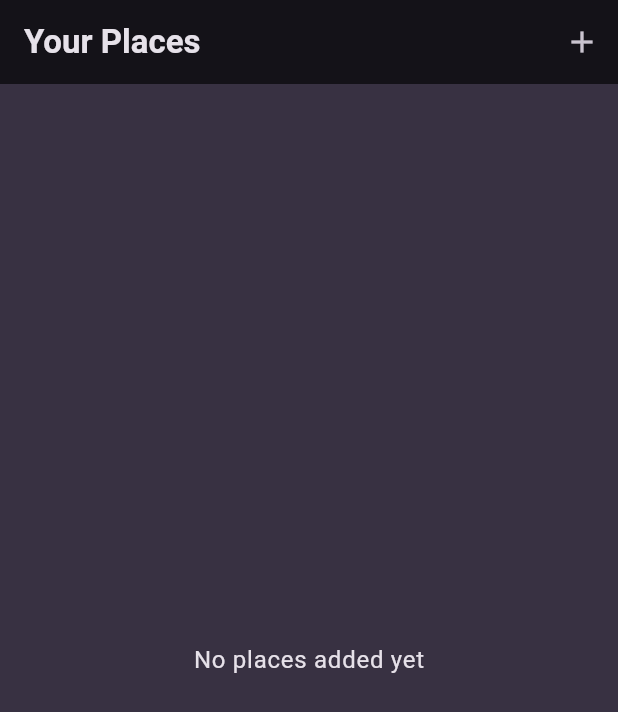
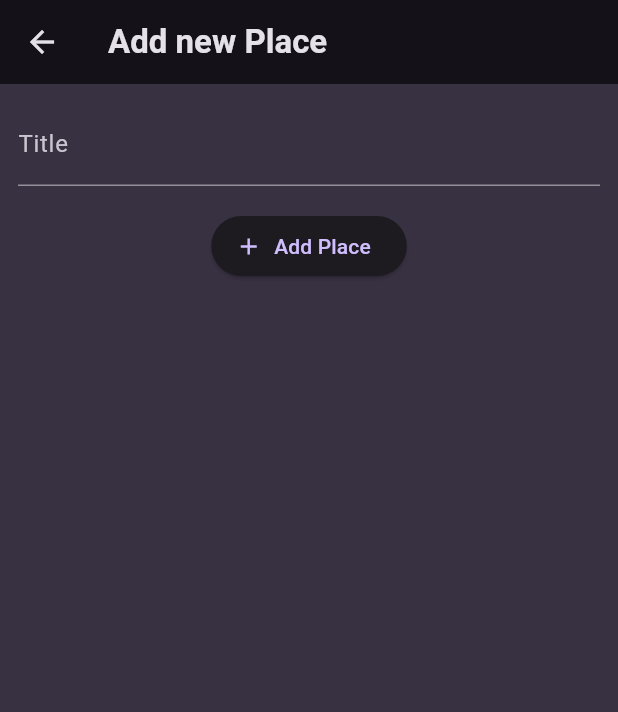
Before and after one commit to MinhNhatQA15101910/flutter_favorite_places, a Flutter app: the screen it shows after launch, after a tap on the "add" icon, on a phone screen of 412 x 824 dp. Shown: the top 712 px of the screen. Run offline on Flutter 3.47's test engine with Material 3 defaults, Android fonts, the phone set to English and light mode, and no system bars; our stand-ins replace google_fonts.

Commit message:
Adding an Add Place screen.

```diff
--- /dev/null
+++ b/lib/screens/add_place_screen.dart
@@ -0,0 +1,49 @@
+import 'package:flutter/material.dart';
+
+class AddPlaceScreen extends StatefulWidget {
+  const AddPlaceScreen({super.key});
+
+  @override
+  State<AddPlaceScreen> createState() {
+    return _AddPlaceScreenState();
+  }
+}
+
+class _AddPlaceScreenState extends State<AddPlaceScreen> {
+  final _titleController = TextEditingController();
+
+  @override
+  Widget build(BuildContext context) {
+    return Scaffold(
+      appBar: AppBar(
+        title: const Text('Add new Place'),
+      ),
+      body: SingleChildScrollView(
+        padding: const EdgeInsets.all(12),
+        child: Column(
+          children: [
+            TextField(
+              decoration: const InputDecoration(labelText: 'Title'),
+              controller: _titleController,
+              style: TextStyle(
+                color: Theme.of(context).colorScheme.onBackground,
+              ),
+            ),
+            const SizedBox(height: 16),
+            ElevatedButton.icon(
+              onPressed: () {},
+              icon: const Icon(Icons.add),
+              label: const Text('Add Place'),
+            )
+          ],
+        ),
+      ),
+    );
+  }
+
+  @override
+  void dispose() {
+    _titleController.dispose();
+    super.dispose();
+  }
+}
--- a/lib/screens/places_list_screen.dart
+++ b/lib/screens/places_list_screen.dart
@@ -1,3 +1,4 @@
+import 'package:favorite_places/screens/add_place_screen.dart';
 import 'package:favorite_places/widgets/places_list.dart';
 import 'package:flutter/material.dart';
 
@@ -11,7 +12,13 @@
         title: const Text('Your Places'),
         actions: [
           IconButton(
-            onPressed: () {},
+            onPressed: () {
+              Navigator.of(context).push(
+                MaterialPageRoute(
+                  builder: (ctx) => const AddPlaceScreen(),
+                ),
+              );
+            },
             icon: const Icon(Icons.add),
           )
         ],
```
